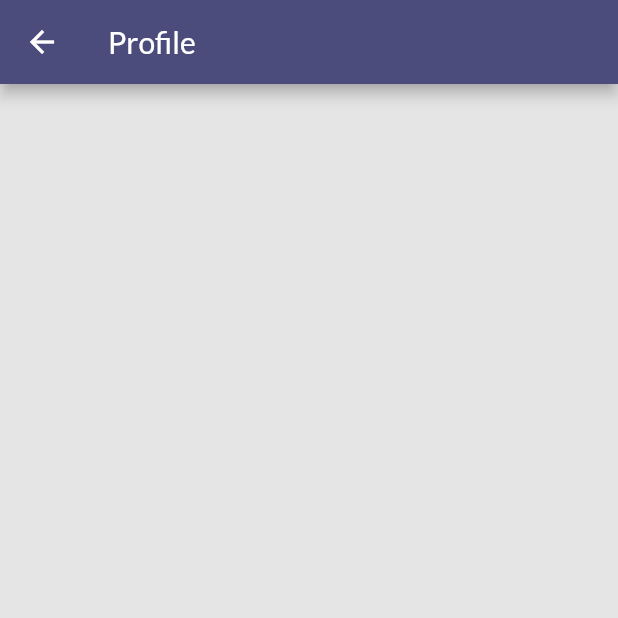
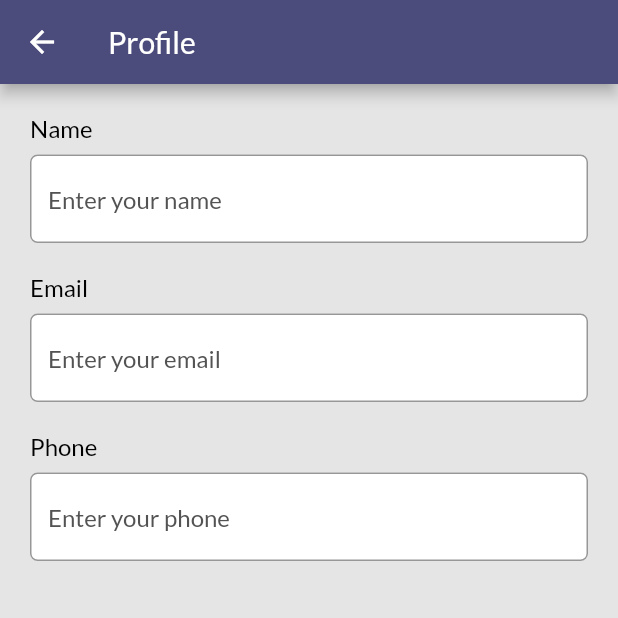
Before and after one commit to MOHAB28/rarecrew-task, a Flutter app: the ProfileView screen opened by its route, on a phone screen of 412 x 824 dp, the top half of it. Run offline on Flutter 3.47's test engine with Material 2 defaults, Android fonts, the phone set to English and light mode, and no system bars; our stand-ins replace flutter_riverpod, shared_preferences; accounts and stored records are empty; network calls fail.

Commit message:
finish task

```diff
--- a/lib/core/widgets/custom_text_form_field.dart
+++ b/lib/core/widgets/custom_text_form_field.dart
@@ -1,3 +1,4 @@
+// ignore_for_file: public_member_api_docs, sort_constructors_first
 import 'package:flutter/material.dart';
 
 import 'custom_text_builder.dart';
@@ -7,9 +8,10 @@ class CustomTextFormField extends StatelessWidget {
     Key? key,
     required this.title,
     required this.hintText,
+    this.readOnly = false,
     this.initialValue,
     this.obscureText = false,
-    this.maxLines,
+    this.maxLines = 1,
     required this.keyboardType,
     this.onSaved,
     this.textInputAction = TextInputAction.next,
@@ -18,9 +20,10 @@ class CustomTextFormField extends StatelessWidget {
   }) : super(key: key);
   final String title;
   final String hintText;
+  final bool readOnly;
   final String? initialValue;
   final bool obscureText;
-  final int? maxLines;
+  final int maxLines;
   final TextInputType keyboardType;
   final void Function(String?)? onSaved;
   final TextInputAction textInputAction;
@@ -34,6 +37,7 @@ class CustomTextFormField extends StatelessWidget {
         CustomText(title: title),
         const SizedBox(height: 8.0),
         TextFormField(
+          readOnly: readOnly,
           controller: controller,
           initialValue: initialValue,
           keyboardType: keyboardType,
--- a/lib/presentation/auth/auth_view.dart
+++ b/lib/presentation/auth/auth_view.dart
@@ -22,12 +22,16 @@ class AuthView extends ConsumerStatefulWidget {
 }
 
 class _AuthScreenState extends ConsumerState<AuthView> {
+  final TextEditingController _phoneController = TextEditingController();
+  final TextEditingController _nameController = TextEditingController();
   final TextEditingController _emailController = TextEditingController();
   final TextEditingController _passwordController = TextEditingController();
   final _formKey = GlobalKey<FormState>();
 
   @override
   void dispose() {
+    _phoneController.dispose();
+    _nameController.dispose();
     _emailController.dispose();
     _passwordController.dispose();
     super.dispose();
@@ -57,6 +61,20 @@ class _AuthScreenState extends ConsumerState<AuthView> {
                       fontWeight: FontWeight.w700,
                     ),
                     const SizedBox(height: 20.0),
+                    if (!authNotifire.isLogin)
+                      CustomTextFormField(
+                        keyboardType: TextInputType.text,
+                        controller: _nameController,
+                        hintText: 'Enter your name',
+                        title: 'Name',
+                        validator: (value) {
+                          if (value!.isEmpty || value.length < 5) {
+                            return 'Enter a valid name';
+                          }
+                          return null;
+                        },
+                      ),
+                    const SizedBox(height: 20.0),
                     CustomTextFormField(
                       keyboardType: TextInputType.emailAddress,
                       controller: _emailController,
@@ -85,6 +103,20 @@ class _AuthScreenState extends ConsumerState<AuthView> {
                       },
                     ),
                     const SizedBox(height: 20.0),
+                    if (!authNotifire.isLogin)
+                      CustomTextFormField(
+                        keyboardType: TextInputType.phone,
+                        controller: _phoneController,
+                        hintText: 'Enter your phone',
+                        title: 'Phone',
+                        validator: (value) {
+                          if (value!.isEmpty || value.length < 11) {
+                            return 'Enter a valid phone';
+                          }
+                          return null;
+                        },
+                      ),
+                    const SizedBox(height: 20.0),
                     CustomButtonBuilder(
                       onTap: () async {
                         if (_formKey.currentState!.validate()) {
@@ -97,6 +129,8 @@ class _AuthScreenState extends ConsumerState<AuthView> {
                                 : await authNotifire.signup(
                                     _emailController.text.trim(),
                                     _passwordController.text.trim(),
+                                    _nameController.text.trim(),
+                                    _phoneController.text.trim(),
                                   );
                             if (!mounted) return;
                             Navigator.pushReplacementNamed(
--- a/lib/presentation/auth/auth_viewmodel.dart
+++ b/lib/presentation/auth/auth_viewmodel.dart
@@ -6,12 +6,12 @@ import 'package:http/http.dart' as http;
 
 import '../../core/errors/http_exception.dart';
 import '../../core/services/cache_helper.dart';
+import 'model.dart';
 
 class AuthViewmodel with ChangeNotifier {
   bool _isLoading = false;
   bool _isLogin = true;
   String? _token;
-
 
   bool get isLoading => _isLoading;
   bool get isLogin => _isLogin;
@@ -29,8 +29,10 @@ class AuthViewmodel with ChangeNotifier {
   Future<void> _authenticate(
     String email,
     String password,
-    String urlSegment,
-  ) async {
+    String urlSegment, [
+    String? name,
+    String? phone,
+  ]) async {
     final String url =
         'https://identitytoolkit.googleapis.com/v1/accounts:$urlSegment?key=AIzaSyBWJMw0GYO5zxLQc9WHr_lLfNZhg39BSyo';
     try {
@@ -52,8 +54,75 @@ class AuthViewmodel with ChangeNotifier {
         throw HttpException(message: responseData['error']['message']);
       }
       _token = responseData['idToken'];
+      if (name != null && phone != null) {
+        await saveEmailData(
+          email: email,
+          name: name,
+          phone: phone,
+          token: _token!,
+        );
+      }
       _setLoader(false);
       CacheHelper.saveDataSharedPreference(key: 'token', value: _token);
+    } catch (error) {
+      _setLoader(false);
+      rethrow;
+    }
+  }
+
+  bool _isProfileLoading = false;
+  bool get isProfileLoading => _isProfileLoading;
+  AccountModel? model;
+
+  void setProfileLoading(bool load) {
+    _isProfileLoading = load;
+    notifyListeners();
+  }
+
+  Future<void> getEmailData() async {
+    try {
+      setProfileLoading(true);
+      String token = CacheHelper.getDataFromSharedPreference(key: 'token');
+      Uri url = Uri.parse(
+        'https://todo-app-48e93-default-rtdb.firebaseio.com/user.json?auth=$token',
+      );
+      final response = await http.get(url);
+
+      final extractedData = json.decode(response.body);
+      String userId = CacheHelper.getDataFromSharedPreference(key: 'userId');
+      model = AccountModel.fromJson(extractedData[userId]);
+      setProfileLoading(false);
+    } catch (error) {
+      setProfileLoading(false);
+      rethrow;
+    }
+  }
+
+  Future<void> saveEmailData({
+    required String email,
+    required String name,
+    required String phone,
+    required String token,
+  }) async {
+    Uri url = Uri.parse(
+      'https://todo-app-48e93-default-rtdb.firebaseio.com/user.json?auth=$token',
+    );
+    try {
+      AccountModel model = AccountModel(
+        email: email,
+        name: name,
+        phone: phone,
+      );
+      final response = await http.post(
+        url,
+        body: json.encode(
+          model.toJson(),
+        ),
+      );
+      CacheHelper.saveDataSharedPreference(
+        key: 'userId',
+        value: json.decode(response.body)['name'],
+      );
     } catch (error) {
       rethrow;
     }
@@ -62,8 +131,10 @@ class AuthViewmodel with ChangeNotifier {
   Future<void> signup(
     String email,
     String password,
+    String name,
+    String phone,
   ) async {
-    return _authenticate(email, password, 'signUp');
+    return _authenticate(email, password, 'signUp', name, phone);
   }
 
   Future<void> login(String email, String password) async {
--- /dev/null
+++ b/lib/presentation/auth/model.dart
@@ -0,0 +1,27 @@
+class AccountModel {
+  final String? name;
+  final String? email;
+  final String? phone;
+  AccountModel({
+    this.name,
+    this.email,
+    this.phone,
+  });
+
+  factory AccountModel.fromJson(Map<String, dynamic> json) {
+    return AccountModel(
+      email: json['email'],
+      name: json['name'],
+      phone: json['phone'],
+    );
+  }
+
+  Map<String, dynamic> toJson() {
+    Map<String, dynamic> json = {
+      'email': email,
+      'name': name,
+      'phone': phone,
+    };
+    return json;
+  }
+}
--- a/lib/presentation/profile/profile_view.dart
+++ b/lib/presentation/profile/profile_view.dart
@@ -1,7 +1,42 @@
 import 'package:flutter/material.dart';
+import 'package:flutter_riverpod/flutter_riverpod.dart';
 
-class ProfileView extends StatelessWidget {
+import '../../core/widgets/custom_text_form_field.dart';
+import '../auth/auth_viewmodel.dart';
+
+class ProfileView extends ConsumerStatefulWidget {
   const ProfileView({super.key});
+
+  @override
+  ConsumerState<ProfileView> createState() => _ProfileViewState();
+}
+
+class _ProfileViewState extends ConsumerState<ProfileView> {
+  final TextEditingController _phoneController = TextEditingController();
+  final TextEditingController _nameController = TextEditingController();
+  final TextEditingController _emailController = TextEditingController();
+  bool _isInit = true;
+
+  @override
+  void didChangeDependencies() {
+    if (_isInit) {
+      ref.watch(authViewmodel).getEmailData().then((_) {
+        _emailController.text = ref.watch(authViewmodel).model!.email!;
+        _nameController.text = ref.watch(authViewmodel).model!.name!;
+        _phoneController.text = ref.watch(authViewmodel).model!.phone!;
+      });
+    }
+    _isInit = false;
+    super.didChangeDependencies();
+  }
+
+  @override
+  void dispose() {
+    _phoneController.dispose();
+    _nameController.dispose();
+    _emailController.dispose();
+    super.dispose();
+  }
 
   @override
   Widget build(BuildContext context) {
@@ -9,6 +44,43 @@ class ProfileView extends StatelessWidget {
       appBar: AppBar(
         title: const Text('Profile'),
       ),
+      body: ref.watch(authViewmodel).isProfileLoading
+          ? const Center(
+              child: CircularProgressIndicator(),
+            )
+          : SafeArea(
+              child: SingleChildScrollView(
+                padding: const EdgeInsets.all(20.0),
+                child: Column(
+                  crossAxisAlignment: CrossAxisAlignment.start,
+                  children: [
+                    CustomTextFormField(
+                      readOnly: true,
+                      keyboardType: TextInputType.text,
+                      controller: _nameController,
+                      hintText: 'Enter your name',
+                      title: 'Name',
+                    ),
+                    const SizedBox(height: 20.0),
+                    CustomTextFormField(
+                      readOnly: true,
+                      keyboardType: TextInputType.emailAddress,
+                      controller: _emailController,
+                      hintText: 'Enter your email',
+                      title: 'Email',
+                    ),
+                    const SizedBox(height: 20.0),
+                    CustomTextFormField(
+                      readOnly: true,
+                      keyboardType: TextInputType.phone,
+                      controller: _phoneController,
+                      hintText: 'Enter your phone',
+                      title: 'Phone',
+                    ),
+                  ],
+                ),
+              ),
+            ),
     );
   }
 }
```
